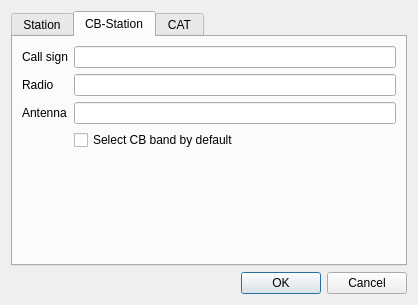
Before: the Qt Designer form DragonLog_Settings.ui in gitandy/DragonLog, drawn with Qt 5.
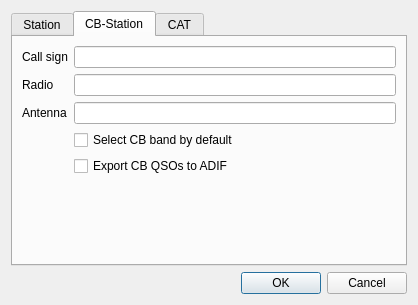
After: the same form once the commit is applied. The open tabs and pages were chosen to show the change.

Commit message: Added CB QSO to ADIF export/import and configuration

The edit to the form file:
```diff
--- a/DragonLog_Settings.ui
+++ b/DragonLog_Settings.ui
@@ -223,7 +223,7 @@
        <item row="2" column="1">
         <widget class="QLineEdit" name="antennaCBLineEdit"/>
        </item>
-       <item row="4" column="1">
+       <item row="5" column="1">
         <spacer name="verticalSpacer_2">
          <property name="orientation">
           <enum>Qt::Vertical</enum>
@@ -243,6 +243,16 @@
          </property>
         </widget>
        </item>
+       <item row="4" column="1">
+        <widget class="QCheckBox" name="expCBQSOsCheckBox">
+         <property name="toolTip">
+          <string>On import CB QSOs will always be handled</string>
+         </property>
+         <property name="text">
+          <string>Export CB QSOs to ADIF</string>
+         </property>
+        </widget>
+       </item>
       </layout>
      </widget>
      <widget class="QWidget" name="tab">
```
Left out of the diff: 2 changed lines with no effect on the pictures. The commit also changes 3 other files.
